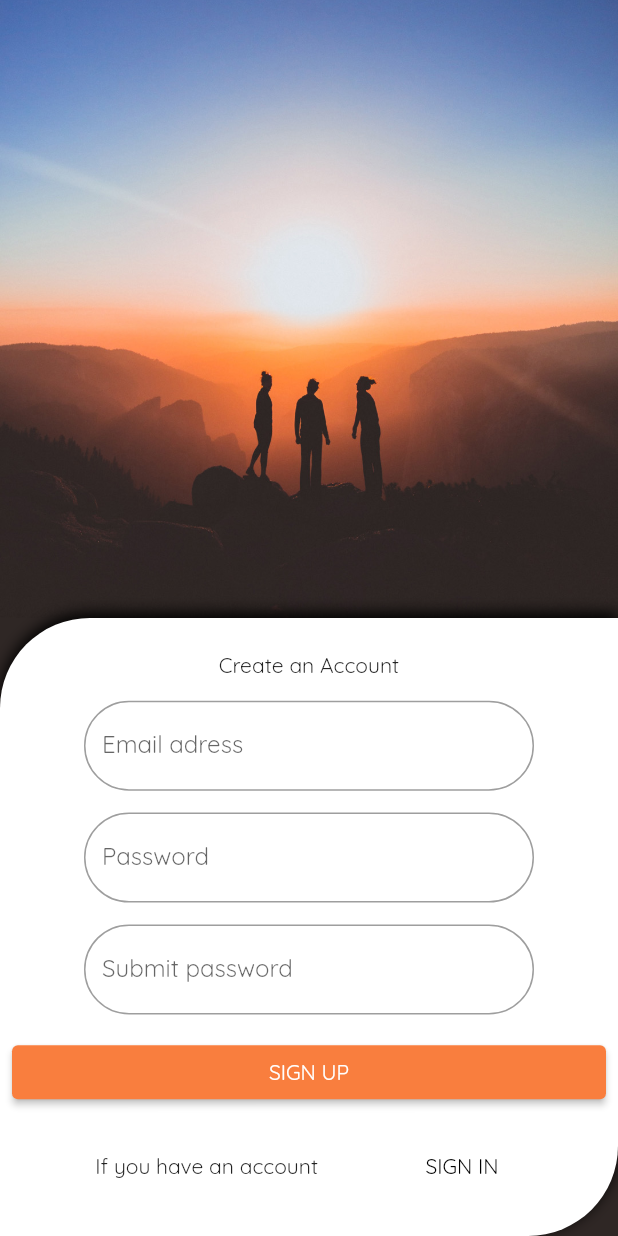
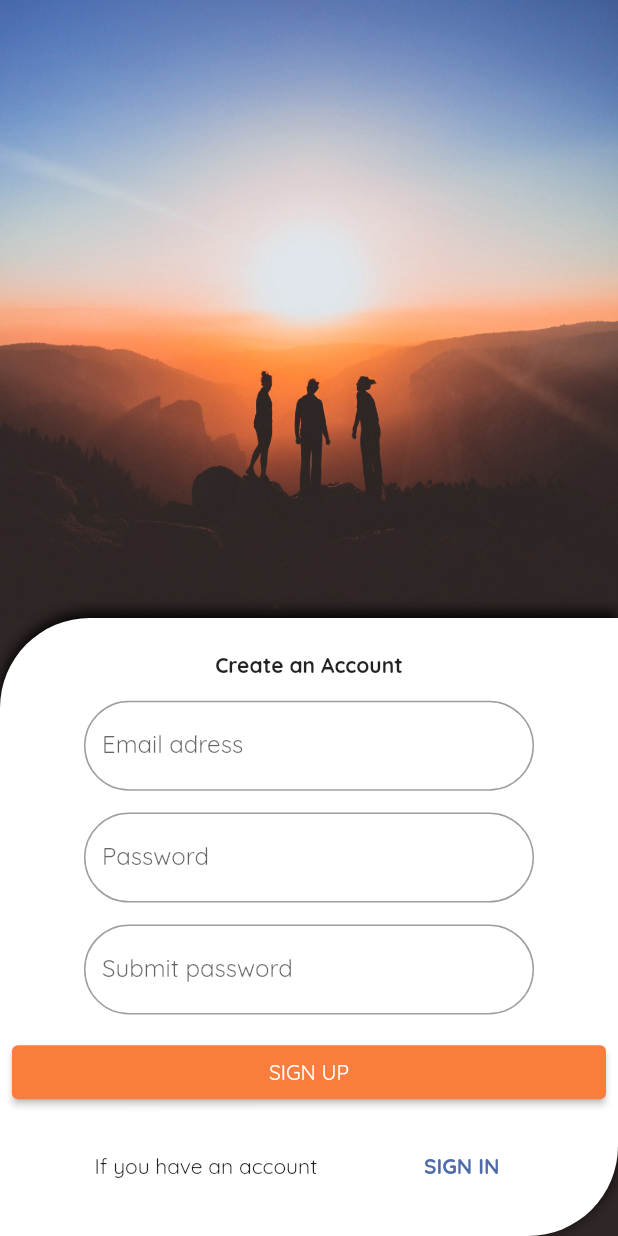
Before and after one commit to p-jura/wish_list_app, a Flutter app: the screen it shows after launch, on a phone screen of 412 x 824 dp. Run offline on Flutter 3.47's test engine with Material 2 defaults, Android fonts, the light colour scheme and no system bars; our stand-ins replace google_fonts.

Commit message:
"minor update" "clearing code, deleteing redundant file, adding depenencys"

```diff
--- a/lib/models/auth_screen_bloc.dart
+++ b/lib/models/auth_screen_bloc.dart
@@ -32,8 +32,9 @@ class SigningInLogingInBloc {
 
     _hasAccountSink.add(_hasAccount);
   }
+  @override
+  void dispose() {
 
-  void dispose() {
     _hasAccountEventController.close();
     _hasAccountStateController.close();
   }
--- a/lib/screens/authentication/widgets/auth_form_fields.dart
+++ b/lib/screens/authentication/widgets/auth_form_fields.dart
@@ -1,21 +1,32 @@
 import 'package:flutter/material.dart';
 import 'package:wish_list_app/models/auth_screen_bloc.dart';
 import 'package:wish_list_app/models/auth_scrren_event.dart';
-import 'package:wish_list_app/screens/authentication/widgets/text_field.dart';
 
 class AuthFormFields extends StatefulWidget {
   AuthFormFields({required this.isKeybordVisible, Key? key}) : super(key: key);
+
   final bool isKeybordVisible;
+
   @override
   State<AuthFormFields> createState() => _AuthFormFieldsState();
 }
 
 class _AuthFormFieldsState extends State<AuthFormFields> {
+
+  final InputDecoration textFormFieldDecoration = InputDecoration(
+    constraints: const BoxConstraints(maxWidth: 300),
+    border: OutlineInputBorder(
+      borderRadius: BorderRadius.circular(30),
+      borderSide: const BorderSide(),
+    ),
+  );
+
+  final _bloc = SigningInLogingInBloc();
+
   @override
   Widget build(BuildContext context) {
     final deviceSize = MediaQuery.of(context).size;
-    final _bloc = SigningInLogingInBloc();
-
+    final colorScheme = Theme.of(context).colorScheme;
     return Expanded(
       flex: 5,
       child: StreamBuilder<bool>(
@@ -47,69 +58,73 @@ class _AuthFormFieldsState extends State<AuthFormFields> {
                 mainAxisSize: MainAxisSize.max,
                 mainAxisAlignment: MainAxisAlignment.spaceEvenly,
                 children: [
-                    Text(haveAccount == true
+                  Text(
+                    haveAccount
                         ? 'Log in to your account'
-                        : 'Create an Account'),
+                        : 'Create an Account',
+                    style: const TextStyle(fontWeight: FontWeight.bold),
+                  ),
                   TextFormField(
-                      decoration: InputDecoration(
+                    decoration: textFormFieldDecoration.copyWith(
                       label: const Text('Email adress'),
-                        constraints: const BoxConstraints(maxWidth: 300),
-                        border: OutlineInputBorder(
-                          borderRadius: BorderRadius.circular(30),
-                          borderSide: const BorderSide(),
+                    ),
+                  ),
+                  TextFormField(
+                    decoration: textFormFieldDecoration.copyWith(
+                      label: const Text('Password'),
+                    ),
+                  ),
+                  Visibility(
+                    visible: !haveAccount,
+                    child: TextFormField(
+                      decoration: textFormFieldDecoration.copyWith(
+                        label: const Text('Submit password'),
                       ),
                     ),
                   ),
-                    TextFormField(
-                      decoration: InputDecoration(
-                        border: OutlineInputBorder(
-                          borderRadius: BorderRadius.circular(30),
-                          borderSide: const BorderSide(),
-                        ),
-                        label: const Text('Password'),
-                        constraints: const BoxConstraints(maxWidth: 300),
-                      ),
-                    ),
-                    haveAccount
-                        ? const SizedBox.shrink()
-                        : const CustomTextFormField(
-                            textlabel: 'Submit password'),
                   SizedBox(
                     width: deviceSize.width,
                     child: ElevatedButton(
-                        style: ElevatedButton.styleFrom(
-                            primary: const Color(0xFFf97e3e)),
                       onPressed: () {},
-                        child:
-                            Text(haveAccount == true ? 'SIGN IN' : 'SIGN UP'),
+                      child: Text(haveAccount ? 'SIGN IN' : 'SIGN UP'),
                     ),
                   ),
                   Row(
                     mainAxisAlignment: MainAxisAlignment.spaceEvenly,
                     children: [
-                        Text(haveAccount == true
+                      Text(haveAccount
                           ? 'You dont have an account?'
                           : 'If you have an account'),
                       ElevatedButton(
                         onPressed: () {
                           _bloc.hasAccountEventSink.add(
-                                snapshot.data == true ? SignIn() : SignUp());
+                            snapshot.data == true ? SignIn() : SignUp(),
+                          );
                         },
                         style: ElevatedButton.styleFrom(
                             primary: Colors.transparent,
                             shadowColor: Colors.transparent),
                         child: Text(
-                            haveAccount == true ? 'CREATE' : 'SIGN IN',
-                            style: const TextStyle(color: Colors.black),
+                          haveAccount ? 'CREATE' : 'SIGN IN',
+                          style: TextStyle(
+                              color: colorScheme.secondary,
+                              fontWeight: FontWeight.bold),
                         ),
-                        )
+                      ),
                     ],
-                    )
+                  ),
                 ],
               ),
             ),
           );
-          }),
+        },
+      ),
     );
   }
+
+  @override
+  void dispose() {
+    _bloc.dispose();
+    super.dispose();
   }
+}
--- a/lib/screens/authentication/widgets/text_field.dart
+++ /dev/null
@@ -1,20 +0,0 @@
-import 'package:flutter/material.dart';
-
-class CustomTextFormField extends StatelessWidget {
-  final String textlabel;
-  const CustomTextFormField({required this.textlabel ,Key? key}) : super(key: key);
-
-  @override
-  Widget build(BuildContext context) {
-    return TextFormField(
-      decoration: InputDecoration(
-        border: OutlineInputBorder(
-          borderRadius: BorderRadius.circular(30),
-          borderSide: const BorderSide(),
-        ),
-        label: Text(textlabel),
-        constraints: const BoxConstraints(maxWidth: 300),
-      ),
-    );
-  }
-}
--- a/pubspec.yaml
+++ b/pubspec.yaml
@@ -31,6 +31,8 @@ dependencies:
     sdk: flutter
   google_fonts: ^3.0.1
   flutter_bloc: ^8.1.1
+  firebase_auth: ^3.7.0
+  equatable: ^2.0.5
   # The following adds the Cupertino Icons font to your application.
   # Use with the CupertinoIcons class for iOS style icons.
   cupertino_icons: ^1.0.2
```
Also changed, not shown: lib/models/account.dart (added), pubspec.lock, 1 other file. Lines whose indentation alone changed are shown as unchanged.
